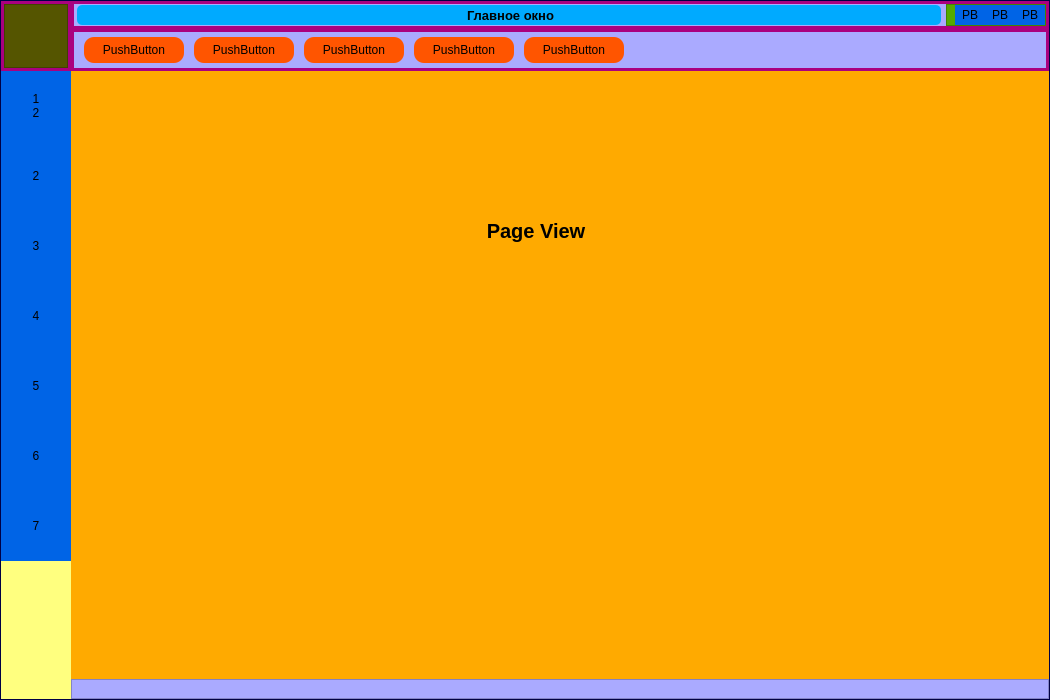
Before: the Qt Designer form main_form.ui in Jackal222/MyProject, drawn with Qt 5.
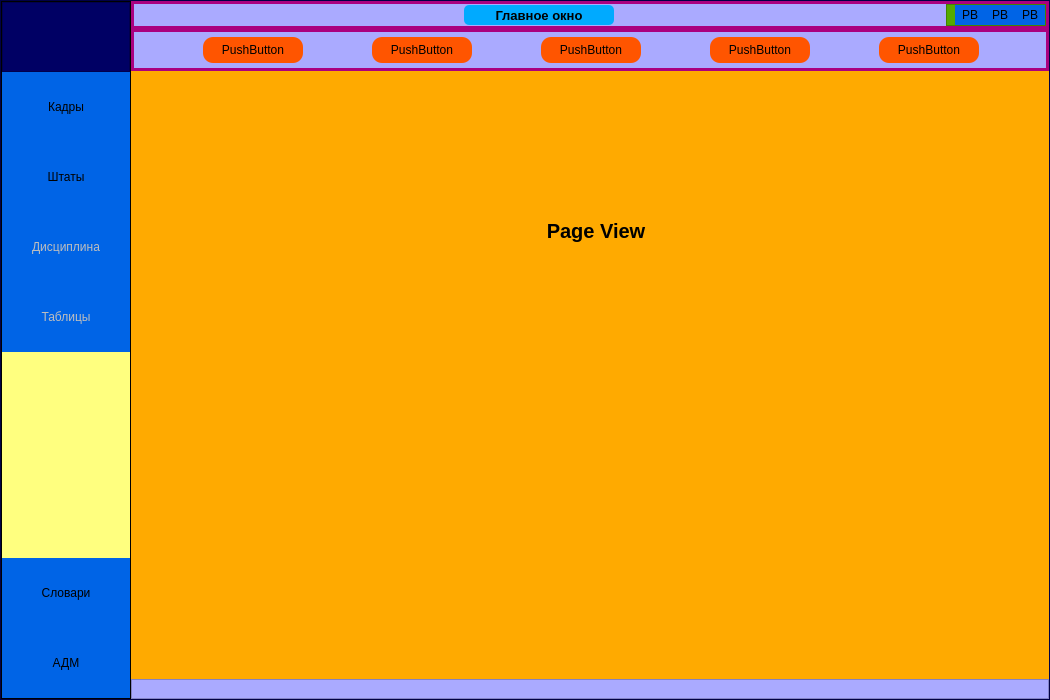
After: the same form once the commit is applied.

```diff
--- a/main_form.ui
+++ b/main_form.ui
@@ -88,252 +88,6 @@
          </property>
         </widget>
        </item>
-       <item row="2" column="0" rowspan="2">
-        <widget class="QFrame" name="frame_left">
-         <property name="minimumSize">
-          <size>
-           <width>70</width>
-           <height>0</height>
-          </size>
-         </property>
-         <property name="maximumSize">
-          <size>
-           <width>70</width>
-           <height>16777215</height>
-          </size>
-         </property>
-         <property name="layoutDirection">
-          <enum>Qt::LeftToRight</enum>
-         </property>
-         <property name="styleSheet">
-          <string notr="true">background-color: rgb(255, 255, 127);</string>
-         </property>
-         <property name="frameShape">
-          <enum>QFrame::NoFrame</enum>
-         </property>
-         <property name="frameShadow">
-          <enum>QFrame::Plain</enum>
-         </property>
-         <property name="lineWidth">
-          <number>0</number>
-         </property>
-         <layout class="QVBoxLayout" name="verticalLayout">
-          <property name="spacing">
-           <number>0</number>
-          </property>
-          <property name="sizeConstraint">
-           <enum>QLayout::SetDefaultConstraint</enum>
-          </property>
-          <property name="leftMargin">
-           <number>0</number>
-          </property>
-          <property name="topMargin">
-           <number>0</number>
-          </property>
-          <property name="rightMargin">
-           <number>0</number>
-          </property>
-          <property name="bottomMargin">
-           <number>0</number>
-          </property>
-          <item alignment="Qt::AlignTop">
-           <widget class="QPushButton" name="btn_1">
-            <property name="minimumSize">
-             <size>
-              <width>70</width>
-              <height>70</height>
-             </size>
-            </property>
-            <property name="styleSheet">
-             <string notr="true">QPushButton {	
-	border: 1px;
-	background-color: rgb(0, 100, 230);
-}
-QPushButton:hover {
-	background-color: rgb(52, 59, 72);
-}
-QPushButton:pressed {	
-	background-color: rgb(85, 170, 255);
-}</string>
-            </property>
-            <property name="text">
-             <string>1
-2</string>
-            </property>
-            <property name="checkable">
-             <bool>false</bool>
-            </property>
-            <property name="flat">
-             <bool>false</bool>
-            </property>
-           </widget>
-          </item>
-          <item alignment="Qt::AlignTop">
-           <widget class="QPushButton" name="btn_2">
-            <property name="minimumSize">
-             <size>
-              <width>70</width>
-              <height>70</height>
-             </size>
-            </property>
-            <property name="styleSheet">
-             <string notr="true">QPushButton {	
-	border: none;
-	background-color: rgb(0, 100, 230);
-}
-QPushButton:hover {
-	background-color: rgb(52, 59, 72);
-}
-QPushButton:pressed {	
-	background-color: rgb(85, 170, 255);
-}</string>
-            </property>
-            <property name="text">
-             <string>2</string>
-            </property>
-           </widget>
-          </item>
-          <item alignment="Qt::AlignTop">
-           <widget class="QPushButton" name="btn_3">
-            <property name="minimumSize">
-             <size>
-              <width>70</width>
-              <height>70</height>
-             </size>
-            </property>
-            <property name="styleSheet">
-             <string notr="true">QPushButton {	
-	border: none;
-	background-color: rgb(0, 100, 230);
-}
-QPushButton:hover {
-	background-color: rgb(52, 59, 72);
-}
-QPushButton:pressed {	
-	background-color: rgb(85, 170, 255);
-}</string>
-            </property>
-            <property name="text">
-             <string>3</string>
-            </property>
-           </widget>
-          </item>
-          <item alignment="Qt::AlignTop">
-           <widget class="QPushButton" name="btn_4">
-            <property name="minimumSize">
-             <size>
-              <width>70</width>
-              <height>70</height>
-             </size>
-            </property>
-            <property name="styleSheet">
-             <string notr="true">QPushButton {	
-	border: none;
-	background-color: rgb(0, 100, 230);
-}
-QPushButton:hover {
-	background-color: rgb(52, 59, 72);
-}
-QPushButton:pressed {	
-	background-color: rgb(85, 170, 255);
-}</string>
-            </property>
-            <property name="text">
-             <string>4</string>
-            </property>
-           </widget>
-          </item>
-          <item>
-           <widget class="QPushButton" name="btn_5">
-            <property name="minimumSize">
-             <size>
-              <width>70</width>
-              <height>70</height>
-             </size>
-            </property>
-            <property name="styleSheet">
-             <string notr="true">QPushButton {	
-	border: none;
-	background-color: rgb(0, 100, 230);
-}
-QPushButton:hover {
-	background-color: rgb(52, 59, 72);
-}
-QPushButton:pressed {	
-	background-color: rgb(85, 170, 255);
-}</string>
-            </property>
-            <property name="text">
-             <string>5</string>
-            </property>
-           </widget>
-          </item>
-          <item>
-           <widget class="QPushButton" name="btn_6">
-            <property name="minimumSize">
-             <size>
-              <width>70</width>
-              <height>70</height>
-             </size>
-            </property>
-            <property name="styleSheet">
-             <string notr="true">QPushButton {	
-	border: none;
-	background-color: rgb(0, 100, 230);
-}
-QPushButton:hover {
-	background-color: rgb(52, 59, 72);
-}
-QPushButton:pressed {	
-	background-color: rgb(85, 170, 255);
-}</string>
-            </property>
-            <property name="text">
-             <string>6</string>
-            </property>
-           </widget>
-          </item>
-          <item>
-           <widget class="QPushButton" name="btn_7">
-            <property name="minimumSize">
-             <size>
-              <width>70</width>
-              <height>70</height>
-             </size>
-            </property>
-            <property name="styleSheet">
-             <string notr="true">QPushButton {	
-	border: none;
-	background-color: rgb(0, 100, 230);
-}
-QPushButton:hover {
-	background-color: rgb(52, 59, 72);
-}
-QPushButton:pressed {	
-	background-color: rgb(85, 170, 255);
-}</string>
-            </property>
-            <property name="text">
-             <string>7</string>
-            </property>
-           </widget>
-          </item>
-          <item>
-           <spacer name="verticalSpacer">
-            <property name="orientation">
-             <enum>Qt::Vertical</enum>
-            </property>
-            <property name="sizeHint" stdset="0">
-             <size>
-              <width>20</width>
-              <height>40</height>
-             </size>
-            </property>
-           </spacer>
-          </item>
-         </layout>
-        </widget>
-       </item>
        <item row="2" column="1" colspan="2">
         <widget class="QFrame" name="frame_main">
          <property name="maximumSize">
@@ -448,7 +202,7 @@
          </layout>
         </widget>
        </item>
-       <item row="0" column="0" colspan="3">
+       <item row="0" column="1" colspan="2">
         <widget class="QFrame" name="frame_top">
          <property name="minimumSize">
           <size>
@@ -496,7 +250,7 @@
           <property name="bottomMargin">
            <number>3</number>
           </property>
-          <item row="1" column="1">
+          <item row="1" column="0">
            <widget class="QFrame" name="frame_2">
             <property name="styleSheet">
              <string notr="true">background-color: rgb(170, 170, 255);</string>
@@ -638,23 +392,10 @@
                </property>
               </widget>
              </item>
-             <item>
-              <spacer name="horizontalSpacer">
-               <property name="orientation">
-                <enum>Qt::Horizontal</enum>
-               </property>
-               <property name="sizeHint" stdset="0">
-                <size>
-                 <width>40</width>
-                 <height>20</height>
-                </size>
-               </property>
-              </spacer>
-             </item>
             </layout>
            </widget>
           </item>
-          <item row="0" column="1">
+          <item row="0" column="0">
            <widget class="QFrame" name="frame">
             <property name="minimumSize">
              <size>
@@ -693,7 +434,7 @@
              <property name="bottomMargin">
               <number>0</number>
              </property>
-             <item>
+             <item alignment="Qt::AlignHCenter|Qt::AlignVCenter">
               <widget class="QLabel" name="lblCaption">
                <property name="enabled">
                 <bool>true</bool>
@@ -706,7 +447,7 @@
                </property>
                <property name="minimumSize">
                 <size>
-                 <width>800</width>
+                 <width>150</width>
                  <height>20</height>
                 </size>
                </property>
@@ -725,8 +466,7 @@
                </property>
                <property name="styleSheet">
                 <string notr="true">background-color: rgb(0, 170, 255);
-border-radius:5px;
-padding-left: 3px;</string>
+border-radius:5px;</string>
                </property>
                <property name="text">
                 <string>Главное окно</string>
@@ -914,16 +654,67 @@
             </layout>
            </widget>
           </item>
-          <item row="0" column="0" rowspan="2">
-           <widget class="QFrame" name="frame_3">
+         </layout>
+        </widget>
+       </item>
+       <item row="0" column="0" rowspan="4">
+        <widget class="QFrame" name="frame_left">
+         <property name="minimumSize">
+          <size>
+           <width>70</width>
+           <height>0</height>
+          </size>
+         </property>
+         <property name="maximumSize">
+          <size>
+           <width>130</width>
+           <height>16777215</height>
+          </size>
+         </property>
+         <property name="layoutDirection">
+          <enum>Qt::LeftToRight</enum>
+         </property>
+         <property name="styleSheet">
+          <string notr="true">background-color: rgb(255, 255, 127);</string>
+         </property>
+         <property name="frameShape">
+          <enum>QFrame::Box</enum>
+         </property>
+         <property name="frameShadow">
+          <enum>QFrame::Plain</enum>
+         </property>
+         <property name="lineWidth">
+          <number>1</number>
+         </property>
+         <layout class="QVBoxLayout" name="verticalLayout">
+          <property name="spacing">
+           <number>0</number>
+          </property>
+          <property name="sizeConstraint">
+           <enum>QLayout::SetDefaultConstraint</enum>
+          </property>
+          <property name="leftMargin">
+           <number>0</number>
+          </property>
+          <property name="topMargin">
+           <number>0</number>
+          </property>
+          <property name="rightMargin">
+           <number>0</number>
+          </property>
+          <property name="bottomMargin">
+           <number>0</number>
+          </property>
+          <item>
+           <widget class="QFrame" name="frame_left_logo">
             <property name="minimumSize">
              <size>
-              <width>64</width>
-              <height>0</height>
+              <width>70</width>
+              <height>70</height>
              </size>
             </property>
             <property name="styleSheet">
-             <string notr="true">background-color: rgb(85, 85, 0);</string>
+             <string notr="true">background-color: rgb(0, 0, 100);</string>
             </property>
             <property name="frameShape">
              <enum>QFrame::StyledPanel</enum>
@@ -933,6 +724,183 @@
             </property>
            </widget>
           </item>
+          <item>
+           <widget class="QPushButton" name="btn_1">
+            <property name="minimumSize">
+             <size>
+              <width>70</width>
+              <height>70</height>
+             </size>
+            </property>
+            <property name="styleSheet">
+             <string notr="true">QPushButton {	
+	border: 1px;
+	background-color: rgb(0, 100, 230);
+}
+QPushButton:hover {
+	background-color: rgb(52, 59, 72);
+}
+QPushButton:pressed {	
+	background-color: rgb(85, 170, 255);
+	border-color: rgb(255, 150, 0);
+	border-left: 5px;
+}</string>
+            </property>
+            <property name="text">
+             <string>Кадры</string>
+            </property>
+            <property name="checkable">
+             <bool>false</bool>
+            </property>
+            <property name="flat">
+             <bool>false</bool>
+            </property>
+           </widget>
+          </item>
+          <item>
+           <widget class="QPushButton" name="btn_2">
+            <property name="minimumSize">
+             <size>
+              <width>70</width>
+              <height>70</height>
+             </size>
+            </property>
+            <property name="styleSheet">
+             <string notr="true">QPushButton {	
+	border: none;
+	background-color: rgb(0, 100, 230);
+}
+QPushButton:hover {
+	background-color: rgb(52, 59, 72);
+}
+QPushButton:pressed {	
+	background-color: rgb(85, 170, 255);
+}</string>
+            </property>
+            <property name="text">
+             <string>Штаты</string>
+            </property>
+           </widget>
+          </item>
+          <item>
+           <widget class="QPushButton" name="btn_3">
+            <property name="enabled">
+             <bool>false</bool>
+            </property>
+            <property name="minimumSize">
+             <size>
+              <width>70</width>
+              <height>70</height>
+             </size>
+            </property>
+            <property name="styleSheet">
+             <string notr="true">QPushButton {	
+	border: none;
+	background-color: rgb(0, 100, 230);
+}
+QPushButton:hover {
+	background-color: rgb(52, 59, 72);
+}
+QPushButton:pressed {	
+	background-color: rgb(85, 170, 255);
+}</string>
+            </property>
+            <property name="text">
+             <string>Дисциплина</string>
+            </property>
+           </widget>
+          </item>
+          <item>
+           <widget class="QPushButton" name="btn_4">
+            <property name="enabled">
+             <bool>false</bool>
+            </property>
+            <property name="minimumSize">
+             <size>
+              <width>70</width>
+              <height>70</height>
+             </size>
+            </property>
+            <property name="styleSheet">
+             <string notr="true">QPushButton {	
+	border: none;
+	background-color: rgb(0, 100, 230);
+}
+QPushButton:hover {
+	background-color: rgb(52, 59, 72);
+}
+QPushButton:pressed {	
+	background-color: rgb(85, 170, 255);
+}</string>
+            </property>
+            <property name="text">
+             <string>Таблицы</string>
+            </property>
+           </widget>
+          </item>
+          <item>
+           <spacer name="verticalSpacer">
+            <property name="orientation">
+             <enum>Qt::Vertical</enum>
+            </property>
+            <property name="sizeHint" stdset="0">
+             <size>
+              <width>20</width>
+              <height>40</height>
+             </size>
+            </property>
+           </spacer>
+          </item>
+          <item>
+           <widget class="QPushButton" name="btn_5">
+            <property name="minimumSize">
+             <size>
+              <width>70</width>
+              <height>70</height>
+             </size>
+            </property>
+            <property name="styleSheet">
+             <string notr="true">QPushButton {	
+	border: none;
+	background-color: rgb(0, 100, 230);
+}
+QPushButton:hover {
+	background-color: rgb(52, 59, 72);
+}
+QPushButton:pressed {	
+	background-color: rgb(85, 170, 255);
+}</string>
+            </property>
+            <property name="text">
+             <string>Словари</string>
+            </property>
+           </widget>
+          </item>
+          <item>
+           <widget class="QPushButton" name="btn_6">
+            <property name="minimumSize">
+             <size>
+              <width>70</width>
+              <height>70</height>
+             </size>
+            </property>
+            <property name="styleSheet">
+             <string notr="true">QPushButton {	
+	border: none;
+	background-color: rgb(0, 100, 230);
+}
+QPushButton:hover {
+	background-color: rgb(52, 59, 72);
+}
+QPushButton:pressed {	
+	background-color: rgb(85, 170, 255);
+}</string>
+            </property>
+            <property name="text">
+             <string>АДМ</string>
+            </property>
+           </widget>
+          </item>
          </layout>
         </widget>
        </item>
```
